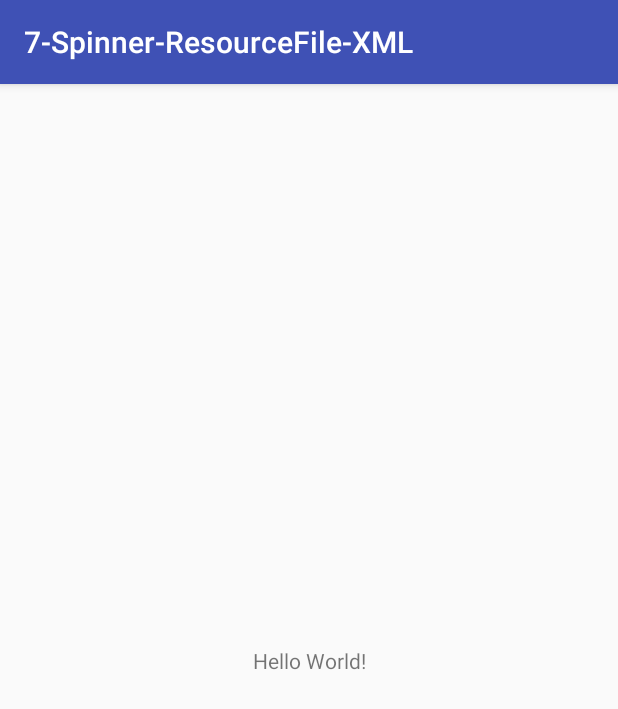
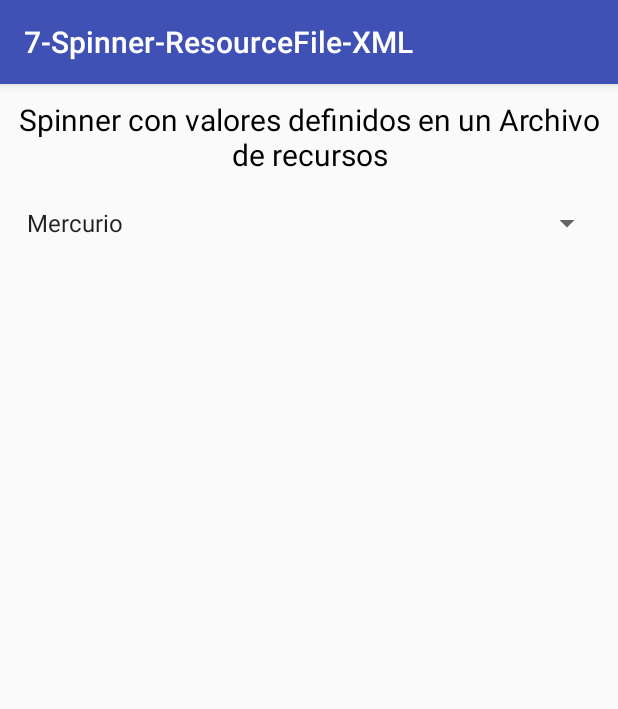
Before and after one commit to jocode/android-remind, an Android app: the screen it shows after launch (MainActivity), on a phone screen of 412 x 824 dp. Shown: the top 709 px of the screen. Run offline under Robolectric (Android 15) with nearby library versions, the phone set to English and light mode, and no system bars.

Commit message:
Spinner con opciones en un Archivo de recursos
Se ha creado un Spinner en la interfaz, y se le ha asignado un id para
vincularlo a la actividad.

Se debe crear un archivo de recursos strind en el directorio res/values,
en este caso le coloqué por nombre como arrays, en él se define una
etiqueta llamada string-array y se le coloca un nombre, cada valor se
define en una etiqueta llamada item.

Luego se asignan las opciones al Spinner con un ArrayAdapter, o
CursosAdapter si se hace una consulta a la base de datos. Se crea el
adaptador con el método createFromResourse(), y los argumentos que se le
pasan son el contexto, el string-array y el diseño del Spinner.
Luego se especifica el diseño con el método setDropDownResource(int) y
finalmente de llama el método setAdapter() para aplicar el adaptador al
Spinner.

Para recibir el evento del Spinner se usa el método
onItemSelectedListener, que se implementa con la Interfaz
AdapterView.OnItemSelectedListener, y esta implementación requiere que
se establezcan los métodos onItemSelected() y onNothingSelected() y lugo
se implementa se esta manera:
spinner.setOnItemSelectedListener(this);

```diff
--- a/7-Spinner-ResourceFile-XML/app/src/main/java/com/example/a7_spinner_resourcefile_xml/MainActivity.java
+++ b/7-Spinner-ResourceFile-XML/app/src/main/java/com/example/a7_spinner_resourcefile_xml/MainActivity.java
@@ -2,12 +2,25 @@
 
 import android.support.v7.app.AppCompatActivity;
 import android.os.Bundle;
+import android.widget.ArrayAdapter;
+import android.widget.Spinner;
 
 public class MainActivity extends AppCompatActivity {
 
-    @Override
     protected void onCreate(Bundle savedInstanceState) {
         super.onCreate(savedInstanceState);
         setContentView(R.layout.activity_main);
+
+        Spinner spPlanets = (Spinner) findViewById(R.id.spPlanetas);
+
+        //Crear un ArrayAdapter usando el string array y un diseño de spinner por defecto
+        ArrayAdapter<CharSequence> adapter = ArrayAdapter.createFromResource(this, R.array.planets_array, android.R.layout.simple_spinner_item);
+
+        //Especificar el diseño a utilizar cuando aparezca la lista de opciones
+        adapter.setDropDownViewResource(android.R.layout.simple_spinner_dropdown_item);
+
+        //Aplicar el adaptador al Spinner
+        spPlanets.setAdapter(adapter);
+
     }
 }
--- a/7-Spinner-ResourceFile-XML/app/src/main/res/layout/activity_main.xml
+++ b/7-Spinner-ResourceFile-XML/app/src/main/res/layout/activity_main.xml
@@ -1,18 +1,25 @@
-<?xml version="1.0" encoding="utf-8"?>
-<android.support.constraint.ConstraintLayout xmlns:android="http://schemas.android.com/apk/res/android"
-    xmlns:app="http://schemas.android.com/apk/res-auto"
-    xmlns:tools="http://schemas.android.com/tools"
-    android:layout_width="match_parent"
+<LinearLayout android:layout_width="match_parent"
     android:layout_height="match_parent"
-    tools:context="com.example.a7_spinner_resourcefile_xml.MainActivity">
+    android:orientation="vertical"
+    xmlns:android="http://schemas.android.com/apk/res/android">
 
-    <TextView
+<TextView
+        android:id="@+id/tvTitulo"
         android:layout_width="wrap_content"
         android:layout_height="wrap_content"
-        android:text="Hello World!"
-        app:layout_constraintBottom_toBottomOf="parent"
-        app:layout_constraintLeft_toLeftOf="parent"
-        app:layout_constraintRight_toRightOf="parent"
-        app:layout_constraintTop_toTopOf="parent" />
+        android:gravity="center_horizontal"
+        android:text="Spinner con valores definidos en un Archivo de recursos"
+        android:textSize="20sp"
+        android:textColor="#000"
+        android:layout_margin="10dp"/>
 
-</android.support.constraint.ConstraintLayout>
+    <Spinner
+        android:id="@+id/spPlanetas"
+        android:layout_width="match_parent"
+        android:layout_height="wrap_content"
+        android:layout_gravity="center_horizontal"
+        android:layout_margin="10dp">
+
+    </Spinner>
+
+</LinearLayout>
--- /dev/null
+++ b/7-Spinner-ResourceFile-XML/app/src/main/res/values/arrays.xml
@@ -0,0 +1,13 @@
+<?xml version="1.0" encoding="utf-8"?>
+<resources>
+    <string-array name="planets_array">
+        <item>Mercurio</item>
+        <item>Venus</item>
+        <item>Tierra</item>
+        <item>Marte</item>
+        <item>Jupiter</item>
+        <item>Saturno</item>
+        <item>Urano</item>
+        <item>Neptuno</item>
+    </string-array>
+</resources>
```
